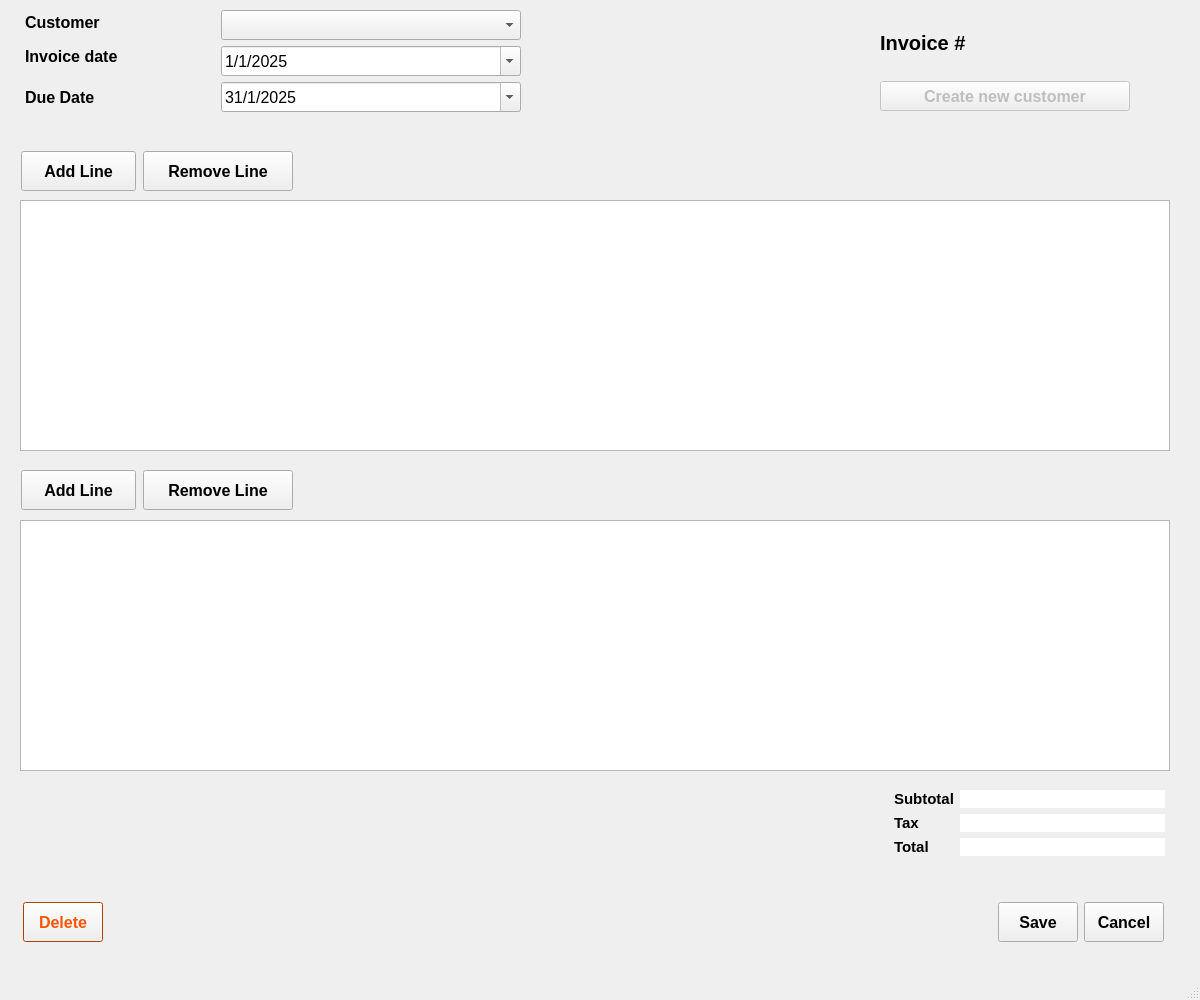
First picture: the form in forms_ui/invoice_view3.ui, repository kennethinfante/thanos_app, before the edit.
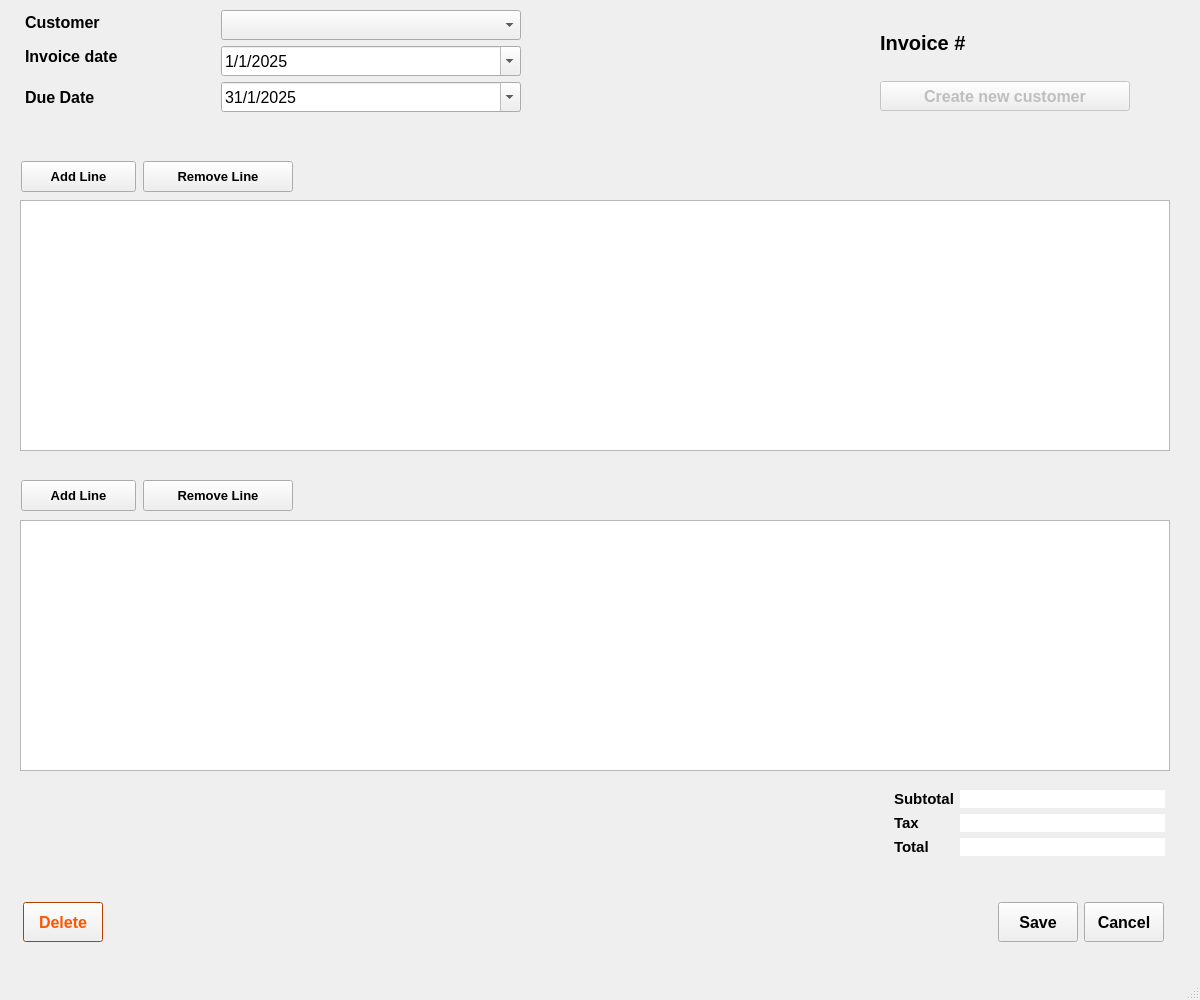
Second picture: the form after the edit.

Diff of the .ui file:
```diff
--- a/forms_ui/invoice_view3.ui
+++ b/forms_ui/invoice_view3.ui
@@ -622,9 +622,9 @@
     <property name="geometry">
      <rect>
       <x>20</x>
-      <y>151</y>
+      <y>161</y>
       <width>274</width>
-      <height>41</height>
+      <height>31</height>
      </rect>
     </property>
     <layout class="QHBoxLayout" name="add_remove_hbox">
@@ -650,7 +650,7 @@
        </property>
        <property name="font">
         <font>
-         <pointsize>12</pointsize>
+         <pointsize>10</pointsize>
          <weight>75</weight>
          <bold>true</bold>
         </font>
@@ -682,7 +682,7 @@
        </property>
        <property name="font">
         <font>
-         <pointsize>12</pointsize>
+         <pointsize>10</pointsize>
          <weight>75</weight>
          <bold>true</bold>
         </font>
@@ -1041,9 +1041,9 @@
     <property name="geometry">
      <rect>
       <x>20</x>
-      <y>470</y>
+      <y>480</y>
       <width>274</width>
-      <height>41</height>
+      <height>31</height>
      </rect>
     </property>
     <layout class="QHBoxLayout" name="add_remove_hbox_2">
@@ -1069,7 +1069,7 @@
        </property>
        <property name="font">
         <font>
-         <pointsize>12</pointsize>
+         <pointsize>10</pointsize>
          <weight>75</weight>
          <bold>true</bold>
         </font>
@@ -1101,7 +1101,7 @@
        </property>
        <property name="font">
         <font>
-         <pointsize>12</pointsize>
+         <pointsize>10</pointsize>
          <weight>75</weight>
          <bold>true</bold>
         </font>
```
Left out of the diff: 16 changed lines with no effect on the pictures.
